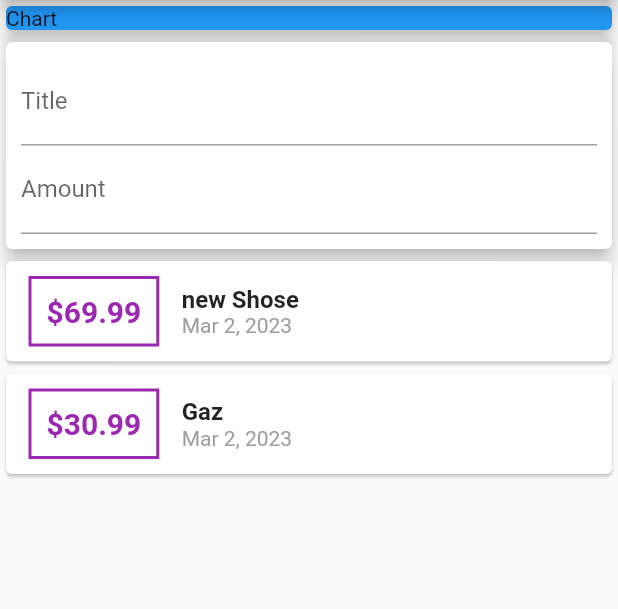
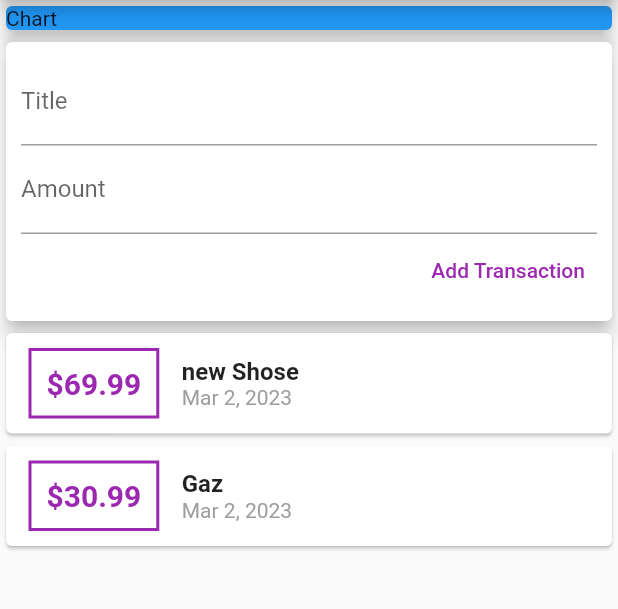
Before and after one commit to chebihiF/suptech_2023_expenses_app, a Flutter app: the screen it shows after launch, on a phone screen of 412 x 824 dp, the part 84-693 px from its top. Run offline on Flutter 3.47's test engine with Material 2 defaults, Android fonts, the phone set to English and light mode, and no system bars.

Commit message:
add input form

```diff
--- a/lib/main.dart
+++ b/lib/main.dart
@@ -12,6 +12,9 @@ class MyHomepage extends StatelessWidget {
         id: 't1', title: 'new Shose', amount: 69.99, date: DateTime.now()),
     Transaction(id: 't2', title: 'Gaz', amount: 30.99, date: DateTime.now())
   ];
+
+  final titleController = TextEditingController();
+  final amountController = TextEditingController();
 
   @override
   Widget build(BuildContext context) {
@@ -36,12 +39,29 @@ class MyHomepage extends StatelessWidget {
                 elevation: 5,
                 child: Container(
                     padding: EdgeInsets.all(10),
-                    child: Column(children: [
+                    child: Column(
+                        crossAxisAlignment: CrossAxisAlignment.end,
+                        children: [
                           TextField(
                             decoration: InputDecoration(labelText: 'Title'),
+                            controller: titleController,
                           ),
                           TextField(
                             decoration: InputDecoration(labelText: 'Amount'),
+                            controller: amountController,
+                          ),
+                          TextButton(
+                            onPressed: () {
+                              transactions.add(Transaction(
+                                  id: DateTime.now().toString(),
+                                  title: titleController.text,
+                                  amount: double.parse(amountController.text),
+                                  date: DateTime.now()));
+                            },
+                            child: Text('Add Transaction'),
+                            style: ButtonStyle(
+                                foregroundColor:
+                                    MaterialStateProperty.all(Colors.purple)),
                           )
                         ])),
               ),
```
Lines whose indentation alone changed are shown as unchanged.
